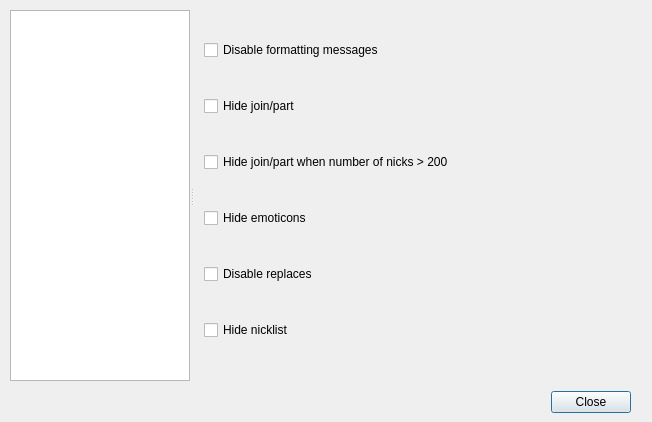
Before: the Qt Designer form ui/options.ui in gitter-badger/simplechatclient, drawn with Qt 5.
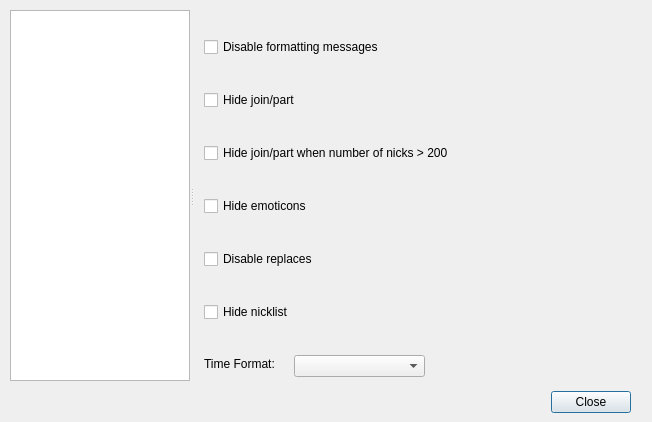
After: the same form once the commit is applied. The open tabs and pages were chosen to show the change. Icons and pictures are not drawn.

Commit message: added time format option

What changed in the file:
```diff
--- a/ui/options.ui
+++ b/ui/options.ui
@@ -1288,7 +1288,7 @@
         <x>10</x>
         <y>0</y>
         <width>421</width>
-        <height>361</height>
+        <height>341</height>
        </rect>
       </property>
       <layout class="QVBoxLayout" name="verticalLayout_12">
@@ -1336,6 +1336,36 @@
        </item>
       </layout>
      </widget>
+     <widget class="QLabel" name="label_time_format">
+      <property name="geometry">
+       <rect>
+        <x>10</x>
+        <y>346</y>
+        <width>101</width>
+        <height>16</height>
+       </rect>
+      </property>
+      <property name="text">
+       <string>Time Format:</string>
+      </property>
+     </widget>
+     <widget class="QComboBox" name="comboBox_time_format">
+      <property name="geometry">
+       <rect>
+        <x>100</x>
+        <y>345</y>
+        <width>131</width>
+        <height>22</height>
+       </rect>
+      </property>
+      <property name="editable">
+       <bool>false</bool>
+      </property>
+     </widget>
+     <zorder>verticalLayoutWidget_12</zorder>
+     <zorder>buttonBox</zorder>
+     <zorder>label_time_format</zorder>
+     <zorder>comboBox_time_format</zorder>
     </widget>
     <widget class="QWidget" name="page_winamp">
      <widget class="QGroupBox" name="groupBox_winamp">
```
The commit also changes 5 other files.
